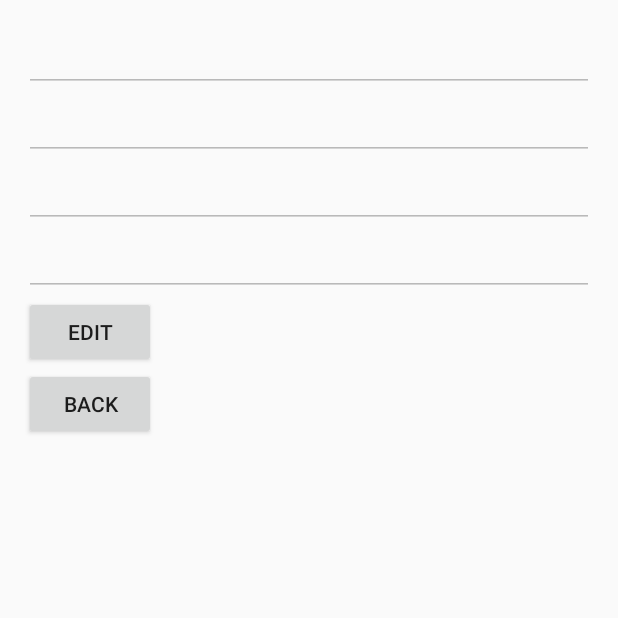
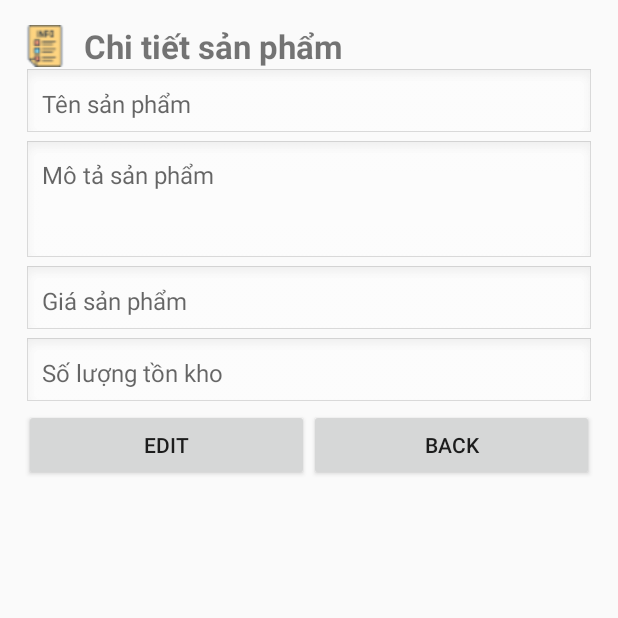
Before and after one commit to VoMinhTrung103/app_Computer_Store_Management, an Android app: the ProductDetailActivity screen opened directly, with no data from a screen before it, on a phone screen of 412 x 824 dp, the top half of it. Run offline under Robolectric (Android 15) with nearby library versions, the light colour scheme and no system bars.

```diff
--- a/app/src/main/res/layout/activity_product_detail.xml
+++ b/app/src/main/res/layout/activity_product_detail.xml
@@ -5,69 +5,133 @@
     android:layout_height="match_parent"
     android:padding="16dp">
 
+    <!-- Header -->
+    <LinearLayout
+        android:id="@+id/headerLayout"
+        android:layout_width="match_parent"
+        android:layout_height="wrap_content"
+        android:orientation="horizontal"
+        android:gravity="center_vertical"
+        android:layout_marginBottom="24dp"
+        app:layout_constraintTop_toTopOf="parent"
+        app:layout_constraintStart_toStartOf="parent">
+
+        <ImageView
+            android:id="@+id/iconDetails"
+            android:layout_width="28dp"
+            android:layout_height="28dp"
+            android:src="@drawable/ic_details"
+            android:contentDescription="Product details icon" />
+
+        <TextView
+            android:id="@+id/titleTextView"
+            android:layout_width="wrap_content"
+            android:layout_height="wrap_content"
+            android:text="Chi tiết sản phẩm"
+            android:textSize="22sp"
+            android:textStyle="bold"
+            android:layout_marginStart="12dp" />
+    </LinearLayout>
+
+    <!-- Product Name -->
     <EditText
         android:id="@+id/productName"
         android:layout_width="0dp"
         android:layout_height="wrap_content"
+        android:hint="Tên sản phẩm"
         android:inputType="text"
         android:enabled="false"
-        app:layout_constraintTop_toTopOf="parent"
+        android:padding="12dp"
+        android:background="@android:drawable/edit_text"
+        android:textSize="16sp"
+        android:layout_marginBottom="16dp"
+        app:layout_constraintTop_toBottomOf="@id/headerLayout"
         app:layout_constraintStart_toStartOf="parent"
         app:layout_constraintEnd_toEndOf="parent" />
 
+    <!-- Product Description -->
     <EditText
         android:id="@+id/productDescription"
         android:layout_width="0dp"
         android:layout_height="wrap_content"
+        android:hint="Mô tả sản phẩm"
         android:inputType="textMultiLine"
         android:enabled="false"
+        android:padding="12dp"
+        android:background="@android:drawable/edit_text"
+        android:textSize="16sp"
+        android:minLines="3"
+        android:gravity="top"
+        android:layout_marginBottom="16dp"
         app:layout_constraintTop_toBottomOf="@id/productName"
         app:layout_constraintStart_toStartOf="parent"
         app:layout_constraintEnd_toEndOf="parent" />
 
+    <!-- Product Price -->
     <EditText
         android:id="@+id/productPrice"
         android:layout_width="0dp"
         android:layout_height="wrap_content"
+        android:hint="Giá sản phẩm"
         android:inputType="numberDecimal"
         android:enabled="false"
+        android:padding="12dp"
+        android:background="@android:drawable/edit_text"
+        android:textSize="16sp"
+        android:layout_marginBottom="16dp"
         app:layout_constraintTop_toBottomOf="@id/productDescription"
         app:layout_constraintStart_toStartOf="parent"
         app:layout_constraintEnd_toEndOf="parent" />
 
+    <!-- Product Stock -->
     <EditText
         android:id="@+id/productStock"
         android:layout_width="0dp"
         android:layout_height="wrap_content"
+        android:hint="Số lượng tồn kho"
         android:inputType="number"
         android:enabled="false"
+        android:padding="12dp"
+        android:background="@android:drawable/edit_text"
+        android:textSize="16sp"
+        android:layout_marginBottom="24dp"
         app:layout_constraintTop_toBottomOf="@id/productPrice"
         app:layout_constraintStart_toStartOf="parent"
         app:layout_constraintEnd_toEndOf="parent" />
 
+    <!-- Edit Button -->
     <Button
         android:id="@+id/editButton"
-        android:layout_width="wrap_content"
+        android:layout_width="0dp"
         android:layout_height="wrap_content"
         android:text="Edit"
+        android:padding="12dp"
+        android:visibility="visible"
         app:layout_constraintTop_toBottomOf="@id/productStock"
-        app:layout_constraintStart_toStartOf="parent" />
+        app:layout_constraintStart_toStartOf="parent"
+        app:layout_constraintEnd_toStartOf="@id/saveButton" />
 
+    <!-- Save Button -->
     <Button
         android:id="@+id/saveButton"
-        android:layout_width="wrap_content"
+        android:layout_width="0dp"
         android:layout_height="wrap_content"
         android:text="Save"
+        android:padding="12dp"
         android:visibility="gone"
         app:layout_constraintTop_toBottomOf="@id/productStock"
+        app:layout_constraintStart_toEndOf="@id/editButton"
+        app:layout_constraintEnd_toStartOf="@id/backButton" />
+
+    <!-- Back Button -->
+    <Button
+        android:id="@+id/backButton"
+        android:layout_width="0dp"
+        android:layout_height="wrap_content"
+        android:text="Back"
+        android:padding="12dp"
+        app:layout_constraintTop_toBottomOf="@id/productStock"
+        app:layout_constraintStart_toEndOf="@id/saveButton"
         app:layout_constraintEnd_toEndOf="parent" />
 
-    <Button
-        android:id="@+id/backButton"
-        android:layout_width="wrap_content"
-        android:layout_height="wrap_content"
-        android:text="Back"
-        app:layout_constraintTop_toBottomOf="@id/editButton"
-        app:layout_constraintStart_toStartOf="parent" />
-
 </androidx.constraintlayout.widget.ConstraintLayout>
```
Also changed, not shown: app/src/main/res/layout/item_product.xml (+26 -7 lines).
